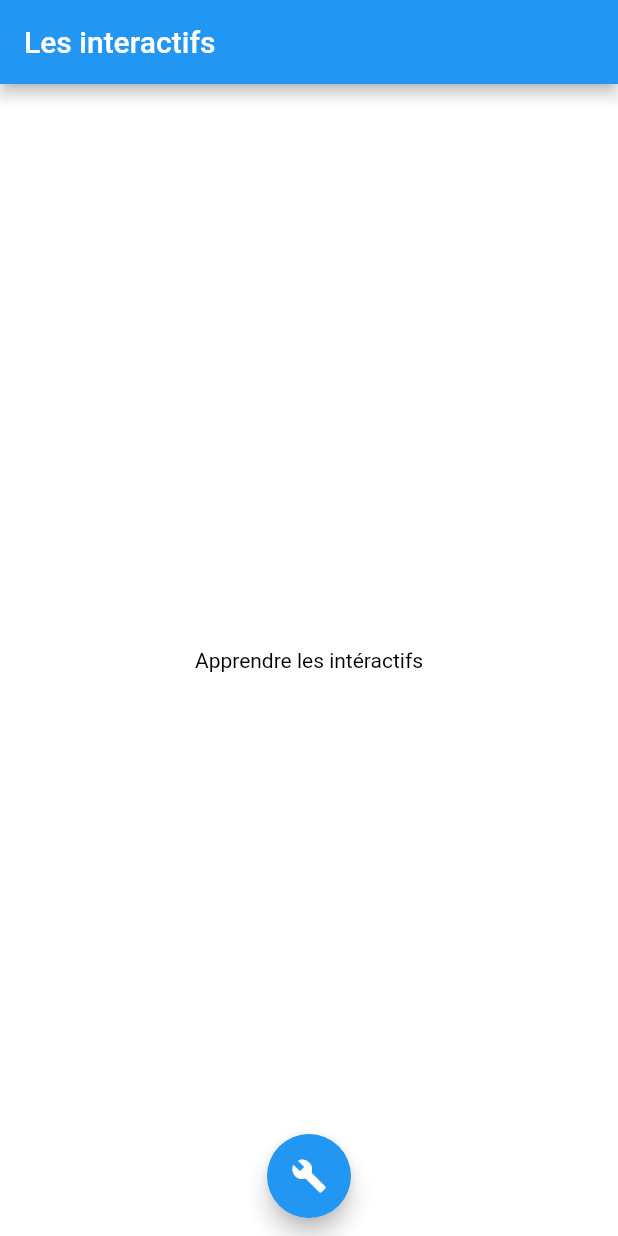
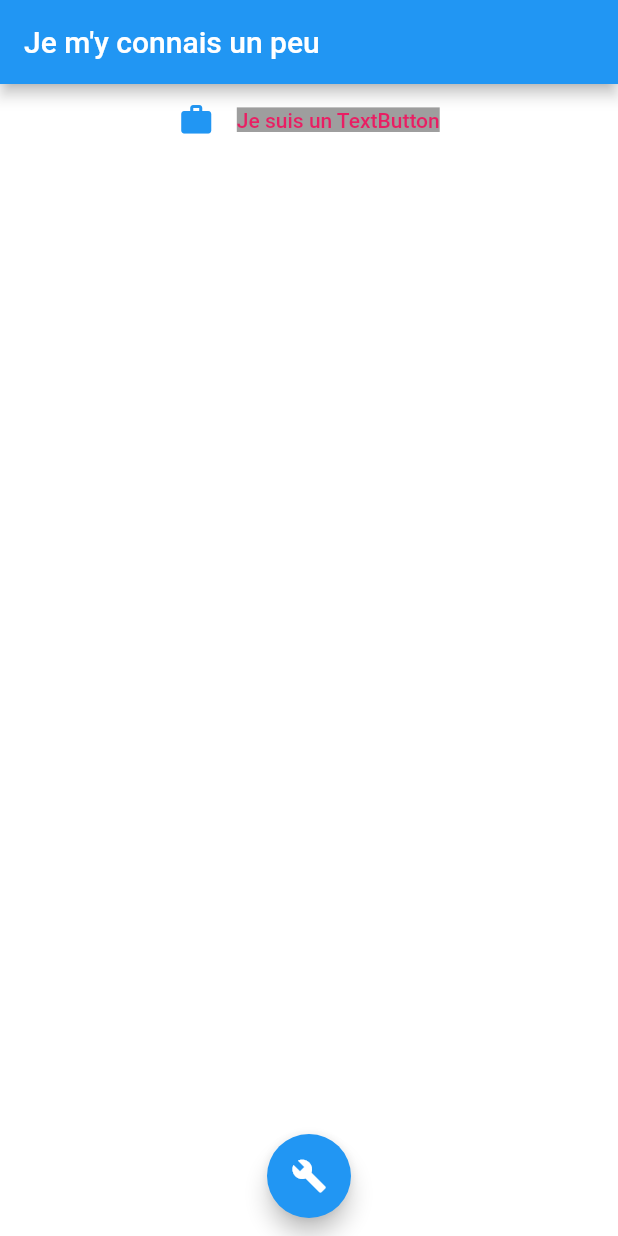
Before and after one commit to Anthonyrgn/interactifs_widget, a Flutter app: the screen it shows after launch, on a phone screen of 412 x 824 dp. Run offline on Flutter 3.47's test engine with Material 2 defaults, Android fonts, the phone set to English and light mode, and no system bars.

Commit message:
TextButton

```diff
--- a/lib/interactif_page.dart
+++ b/lib/interactif_page.dart
@@ -12,6 +12,8 @@ class InteractifPageState extends State<InteractifPage>{
 
   Color backgroundColor = Colors.white;
   Color textColor = Colors.black;
+  bool textButtonPressed = true;
+
 
   @override
   void initState() {
@@ -31,11 +33,25 @@ class InteractifPageState extends State<InteractifPage>{
     return Scaffold(
       backgroundColor: backgroundColor,
       appBar: AppBar(
-        title: Text("Les interactifs"),),
-        body: Center(child: Text("Apprendre les intéractifs", style: TextStyle(color: textColor),),),
+        title: Text(updateAppBarText()),),
+        body: Center(child: Column(
+          children: [
+            TextButton(
+                onPressed: updateAppBar,
+                child: Row(
+                  mainAxisAlignment: MainAxisAlignment.center,
+                  children: [
+                    const Icon(Icons.work),
+                    const Padding(padding: EdgeInsets.only(left: 15)),
+                    textButtonText(),
+                  ],
+                )
+            )
+          ],
+        ),),
         floatingActionButton: FloatingActionButton(
           onPressed: updateColors,
-          child: Icon(Icons.build),
+          child: const Icon(Icons.build),
         ),
       floatingActionButtonLocation: FloatingActionButtonLocation.miniCenterFloat,
     );
@@ -47,4 +63,19 @@ class InteractifPageState extends State<InteractifPage>{
       textColor = (textColor == Colors.black) ? Colors.white : Colors.black;
     });
   }
+
+  updateAppBar(){
+    setState(() => textButtonPressed = !textButtonPressed);
+  }
+
+  String updateAppBarText(){
+    return (textButtonPressed)? "Je m'y connais un peu" : "Les intéractifs";
+  }
+
+  Text textButtonText(){
+    return const Text("Je suis un TextButton", style: TextStyle(
+      color: Colors.pink,
+      backgroundColor: Colors.grey
+    ),);
+  }
 }
```
